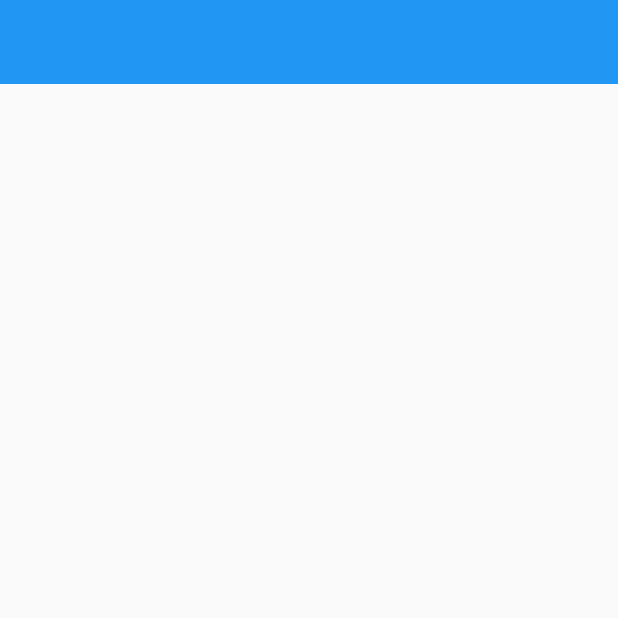
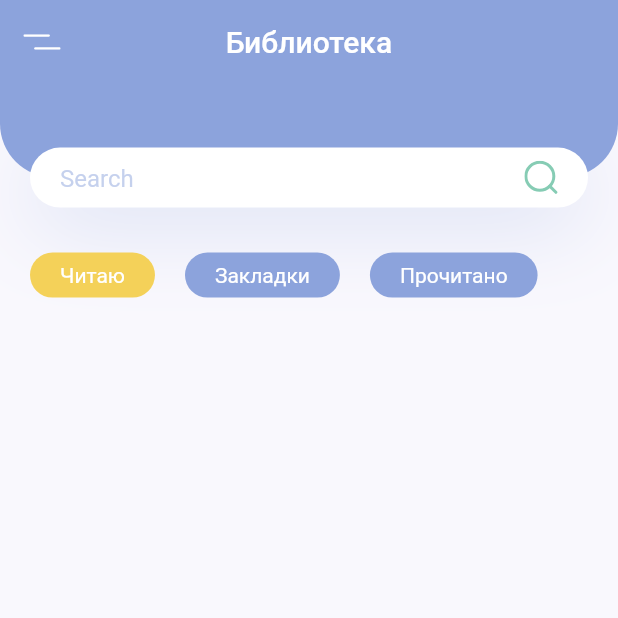
Before and after one commit to Pockemonchik/poki_manga, a Flutter app: the screen it shows after launch, on a phone screen of 412 x 824 dp, the top half of it. Run offline on Flutter 3.47's test engine with Material 2 defaults, Android fonts, the phone set to English and light mode, and no system bars; our stand-ins replace flutter_svg.

Commit message:
start_library_design

```diff
--- /dev/null
+++ b/lib/core/constants.dart
@@ -0,0 +1,11 @@
+import 'package:flutter/material.dart';
+
+
+// Colors that we use in our app
+const kPrimaryColor = Color(0xff8ca3dc);
+const kButtonColor = Color(0xfff4d159);
+const ktexstColor = Color(0xffff3158);
+const kTextColor = Color(0xFF3C4046);
+const kBackgroundColor = Color(0xFFF9F8FD);
+
+const double kDefaultPadding = 20.0;
--- a/lib/main.dart
+++ b/lib/main.dart
@@ -1,4 +1,7 @@
 import 'package:flutter/material.dart';
+import 'package:poki_manga/screens/library/library_screen.dart';
+
+import 'package:poki_manga/core/constants.dart';
 
 void main() {
   runApp(const MyApp());
@@ -11,23 +14,17 @@ class MyApp extends StatelessWidget {
   Widget build(BuildContext context) {
     return MaterialApp(
       title: "Poki Manga!",
+      debugShowCheckedModeBanner: false,
       theme: ThemeData(
-        primaryColor: Color(255),
+        appBarTheme: const AppBarTheme(
+          backgroundColor: kPrimaryColor,
+        ),
+        scaffoldBackgroundColor: kBackgroundColor,
+        primaryColor: kPrimaryColor,
+        textTheme: Theme.of(context).textTheme.apply(bodyColor: kTextColor),
+        visualDensity: VisualDensity.adaptivePlatformDensity,
       ),
       home: LibraryScreen(),
     );
   }
 }
-
-class LibraryScreen extends StatelessWidget {
-  const LibraryScreen({super.key});
-
-  @override
-  Widget build(BuildContext context) {
-    return Scaffold(
-      appBar: AppBar(
-        elevation: 0,
-      ),
-    );
-  }
-}
--- /dev/null
+++ b/lib/screens/library/library_screen.dart
@@ -0,0 +1,29 @@
+import 'package:flutter/material.dart';
+import 'package:flutter_svg/svg.dart';
+import 'package:poki_manga/screens/library/widgets/body.dart';
+
+
+
+class LibraryScreen extends StatelessWidget {
+  const LibraryScreen({super.key});
+
+  @override
+  Widget build(BuildContext context) {
+    return Scaffold(
+      appBar: buildAppBar(),
+      body: Body(),
+    );
+  }
+
+  AppBar buildAppBar() {
+    return AppBar(
+      elevation: 0,
+      centerTitle: true,
+      title: const Text('Библиотека'),
+      leading: IconButton(
+        icon: SvgPicture.asset("assets/icons/menu.svg"),
+        onPressed: () {},
+      ),
+    );
+  }
+}
--- /dev/null
+++ b/lib/screens/library/widgets/body.dart
@@ -0,0 +1,26 @@
+import 'package:flutter/foundation.dart';
+import 'package:flutter/material.dart';
+import 'package:poki_manga/core/constants.dart';
+
+import 'category_list.dart';
+import 'header_with_searchbox.dart';
+
+class Body extends StatelessWidget {
+  @override
+  Widget build(BuildContext context) {
+    // It will provie us total height  and width of our screen
+    Size size = MediaQuery.of(context).size;
+    // it enable scrolling on small device
+    return SingleChildScrollView(
+      child: Column(
+        crossAxisAlignment: CrossAxisAlignment.start,
+        children: <Widget>[
+          HeaderWithSearchBox(),
+          SizedBox(height: kDefaultPadding),
+          CategoryList(),
+          SizedBox(height: kDefaultPadding),
+        ],
+      ),
+    );
+  }
+}
--- /dev/null
+++ b/lib/screens/library/widgets/category_list.dart
@@ -0,0 +1,51 @@
+import 'package:flutter/material.dart';
+import 'package:poki_manga/core/constants.dart';
+
+
+class CategoryList extends StatefulWidget {
+  @override
+  _CategoryListState createState() => _CategoryListState();
+}
+
+class _CategoryListState extends State<CategoryList> {
+
+  int selectedIndex = 0;
+  List categories = ['Читаю', 'Закладки', 'Прочитано'];
+  @override
+  Widget build(BuildContext context) {
+   return Container(
+    margin: EdgeInsets.symmetric(vertical: kDefaultPadding/2),
+    height: 30,
+      child: ListView.builder(
+        scrollDirection: Axis.horizontal,
+        itemCount: categories.length,
+        itemBuilder: (context, index) => GestureDetector(
+          onTap: () {
+            setState(() {
+              selectedIndex = index;
+            });
+          },
+          child: Container(
+            alignment: Alignment.center,
+            margin: EdgeInsets.only(
+              left: kDefaultPadding,
+              // At end item it add extra 20 right  padding
+              right: index == categories.length - 1 ? kDefaultPadding : 0,
+            ),
+            padding: EdgeInsets.symmetric(horizontal: kDefaultPadding),
+            decoration: BoxDecoration(
+              color: index == selectedIndex
+                  ? kButtonColor
+                  : kPrimaryColor,
+              borderRadius: BorderRadius.circular(15),
+            ),
+            child: Text(
+              categories[index],
+              style: TextStyle(color: Colors.white),
+            ),
+          ),
+        ),
+      ),
+    );
+  }
+}
--- /dev/null
+++ b/lib/screens/library/widgets/header_with_searchbox.dart
@@ -0,0 +1,70 @@
+import 'package:flutter/material.dart';
+import 'package:flutter_svg/svg.dart';
+import 'package:poki_manga/core/constants.dart';
+
+class HeaderWithSearchBox extends StatelessWidget {
+  const HeaderWithSearchBox({super.key});
+
+  @override
+  Widget build(BuildContext context) {
+    Size size = MediaQuery.of(context).size;
+    return Column(
+      children: <Widget>[
+        Container(
+            height: size.height * 0.1,
+            child: Stack(children: <Widget>[
+              Container(
+                height: size.height * 0.1 - 20,
+                // ignore: prefer_const_constructors
+                decoration: BoxDecoration(
+                    color: kPrimaryColor,
+                    borderRadius: const BorderRadius.only(
+                        bottomLeft: Radius.circular(36),
+                        bottomRight: Radius.circular(36))),
+              ),
+              Positioned(
+                  bottom: 0,
+                  left: 0,
+                  right: 0,
+                  child: Container(
+                    margin:
+                        const EdgeInsets.symmetric(horizontal: kDefaultPadding),
+                    padding: const EdgeInsets.symmetric(
+                        horizontal: kDefaultPadding),
+                    height: 40,
+                    decoration: BoxDecoration(
+                        color: Colors.white,
+                        borderRadius: BorderRadius.circular(20),
+                        boxShadow: [
+                          BoxShadow(
+                              offset: const Offset(0, 10),
+                              blurRadius: 50,
+                              color: kPrimaryColor.withOpacity(0.30))
+                        ]),
+                    child: Row(
+                      children: <Widget>[
+                        Expanded(
+                          child: TextField(
+                            onChanged: (value) {},
+                            decoration: InputDecoration(
+                              hintText: "Search",
+                              hintStyle: TextStyle(
+                                color: kPrimaryColor.withOpacity(0.5),
+                              ),
+                              enabledBorder: InputBorder.none,
+                              focusedBorder: InputBorder.none,
+                              // surffix isn't working properly  with SVG
+                              // thats why we use row
+                              // suffixIcon: SvgPicture.asset("assets/icons/search.svg"),
+                            ),
+                          ),
+                        ),
+                        SvgPicture.asset("assets/icons/search.svg"),
+                      ],
+                    ),
+                  ))
+            ]))
+      ],
+    );
+  }
+}
```
Also changed, not shown: pubspec.yaml (+4 -4 lines), assets/icons/back_arrow.svg (added), assets/icons/flower.svg (added), assets/icons/heart-icon.svg (added), assets/icons/icon_2.svg (added), assets/icons/icon_3.svg (added), assets/icons/icon_4.svg (added), assets/icons/menu.svg (added), assets/icons/more.svg (added), assets/icons/search.svg (added), assets/icons/sun.svg (added), assets/icons/user-icon.svg (added), pubspec.lock, 1 other file.
